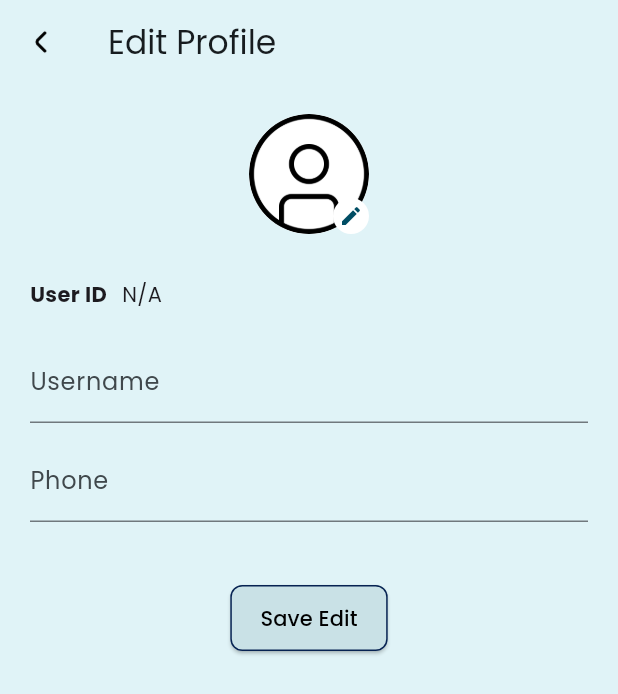
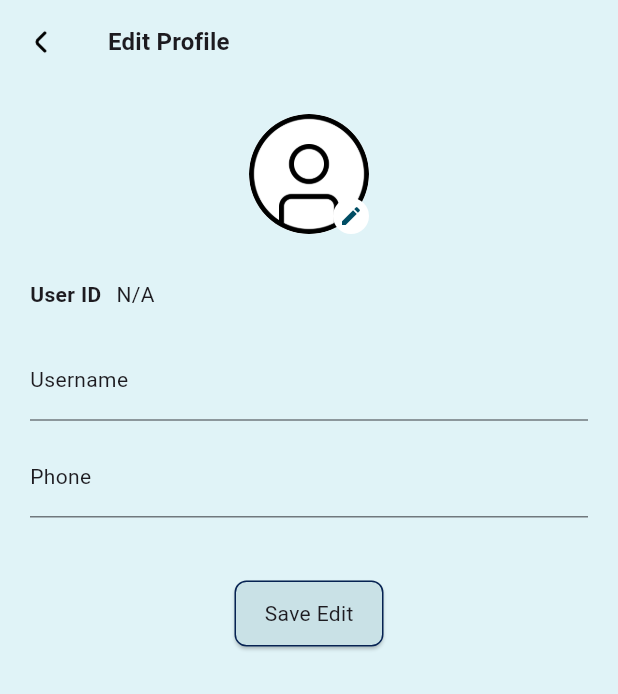
Before and after one commit to sareefhub/Locaza, a Flutter app: the EditProfileScreen screen opened by its route, on a phone screen of 412 x 824 dp. Shown: the top 694 px of the screen. Run offline on Flutter 3.47's test engine with Material 3 defaults, Android fonts, the phone set to English and light mode, and no system bars; our stand-ins replace awesome_dialog, dropdown_button2, flutter_riverpod, go_router, google_fonts, image_picker and 2 more; accounts and stored records are empty; Roboto replaces fonts that are missing (Sarabun).

Commit message:
feat(frontend): ปรับหน้า ProfileScreen และ UI ส่วนต่าง ๆ ให้ใช้ฟอนต์ Sarabun

```diff
--- a/frontend/lib/features/profile/presentation/screens/edit_profile_screen.dart
+++ b/frontend/lib/features/profile/presentation/screens/edit_profile_screen.dart
@@ -43,7 +43,12 @@ class _EditProfileScreenState extends State<EditProfileScreen> {
       backgroundColor: const Color(0xFFE0F3F7),
       appBar: AppBar(
         backgroundColor: const Color(0xFFE0F3F7),
-        title: const Text('Edit Profile'),
+        title: Text(
+          'Edit Profile',
+          style: Theme.of(context).textTheme.titleMedium?.copyWith(
+                fontWeight: FontWeight.bold,
+              ),
+        ),
         elevation: 0,
         leading: IconButton(
           icon: Image.asset('assets/icons/angle-small-left.png', width: 24, height: 24),
@@ -77,21 +82,35 @@ class _EditProfileScreenState extends State<EditProfileScreen> {
             ),
             const SizedBox(height: 30),
             Row(
-              children: const [
-                Text('User ID', style: TextStyle(fontWeight: FontWeight.bold)),
-                SizedBox(width: 10),
-                Text('N/A'),
+              children: [
+                Text(
+                  'User ID',
+                  style: Theme.of(context).textTheme.bodyMedium?.copyWith(
+                        fontWeight: FontWeight.bold,
+                      ),
+                ),
+                const SizedBox(width: 10),
+                Text(
+                  'N/A',
+                  style: Theme.of(context).textTheme.bodyMedium,
+                ),
               ],
             ),
             const SizedBox(height: 20),
             TextFormField(
               controller: _usernameController,
-              decoration: const InputDecoration(labelText: 'Username'),
+              decoration: InputDecoration(
+                labelText: 'Username',
+                labelStyle: Theme.of(context).textTheme.bodyMedium,
+              ),
             ),
             const SizedBox(height: 10),
             TextFormField(
               controller: _phoneController,
-              decoration: const InputDecoration(labelText: 'Phone'),
+              decoration: InputDecoration(
+                labelText: 'Phone',
+                labelStyle: Theme.of(context).textTheme.bodyMedium,
+              ),
               keyboardType: TextInputType.phone,
             ),
             const SizedBox(height: 40),
@@ -112,7 +131,10 @@ class _EditProfileScreenState extends State<EditProfileScreen> {
                       height: 24,
                       child: CircularProgressIndicator(strokeWidth: 2),
                     )
-                  : const Text('Save Edit'),
+                  : Text(
+                      'Save Edit',
+                      style: Theme.of(context).textTheme.bodyMedium,
+                    ),
             ),
           ],
         ),
--- a/frontend/lib/main.dart
+++ b/frontend/lib/main.dart
@@ -19,7 +19,8 @@ class MyApp extends StatelessWidget {
       title: 'Locaza',
       debugShowCheckedModeBanner: false,
       theme: ThemeData(
-        textTheme: GoogleFonts.poppinsTextTheme(),
+        fontFamily: GoogleFonts.sarabun().fontFamily,
+        textTheme: GoogleFonts.sarabunTextTheme(),
         colorScheme: ColorScheme.fromSeed(seedColor: Colors.blueGrey),
         useMaterial3: true,
       ),
```
Also changed, not shown: frontend/lib/features/profile/presentation/screens/profile_screen.dart (+27 -13 lines).
